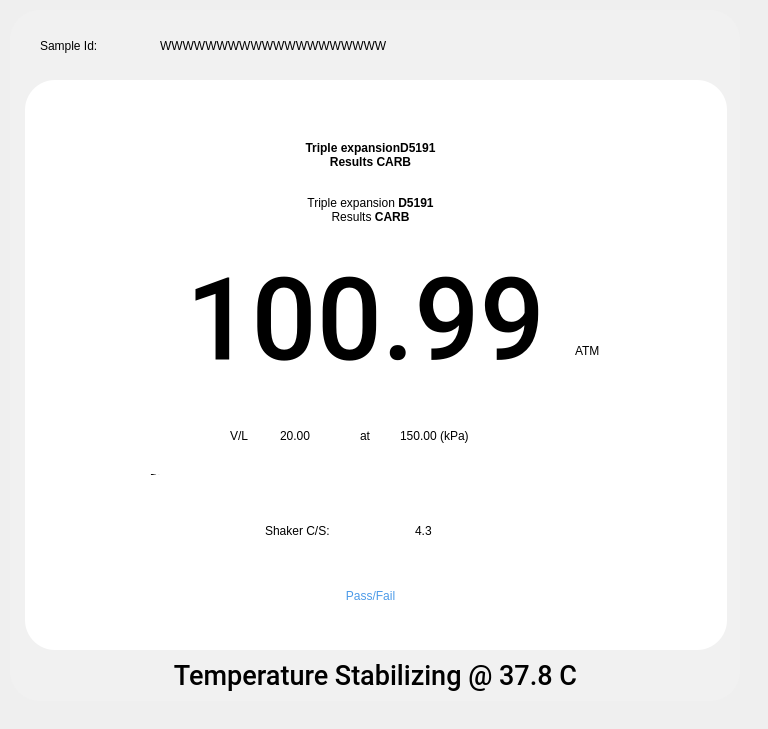
The window that pApp-22-June-2021/smeasuring2.ui (ChandraMVE/PSSC_QT_Development) describes before a commit, drawn with Qt 5.
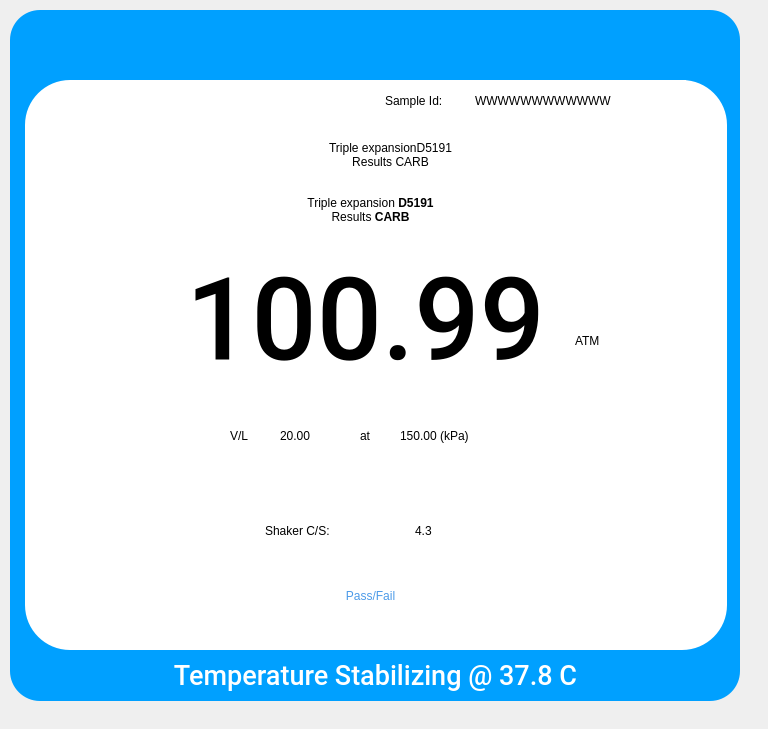
The same window after the commit.

Commit message: QT Version 1.05.148 has below changes 1. UI Changes and realigned the result screen

What changed in the file:
```diff
--- a/pApp-22-June-2021/smeasuring2.ui
+++ b/pApp-22-June-2021/smeasuring2.ui
@@ -23,8 +23,9 @@
     </rect>
    </property>
    <property name="styleSheet">
-    <string notr="true">background-color: rgb(241, 241, 241);
+    <string notr="true">/*background-color: rgb(241, 241, 241);*/
 /*background-color: rgb(110, 210, 255);*/
+background-color: rgb(0, 160, 255);
 border-width: 0px;
 border-color: rgb(21, 100, 192);
 border-style: solid;
@@ -54,7 +55,7 @@
 border-width: 0px;
 border-color: rgb(21, 100, 192);
 border-style: solid;
-border-radius: 30;
+border-radius: 45;
 color: rgb(0, 0, 0);
 font: 75 16pt &quot;Roboto&quot;;
 
@@ -151,6 +152,9 @@
       <property name="text">
        <string>10000.9</string>
       </property>
+      <property name="alignment">
+       <set>Qt::AlignCenter</set>
+      </property>
      </widget>
      <widget class="QLabel" name="label_10">
       <property name="geometry">
@@ -221,9 +225,9 @@
      <property name="geometry">
       <rect>
        <x>550</x>
-       <y>255</y>
-       <width>51</width>
-       <height>31</height>
+       <y>235</y>
+       <width>91</width>
+       <height>51</height>
       </rect>
      </property>
      <property name="styleSheet">
@@ -257,7 +261,7 @@
     <widget class="QLabel" name="lblMethod">
      <property name="geometry">
       <rect>
-       <x>100</x>
+       <x>120</x>
        <y>55</y>
        <width>491</width>
        <height>41</height>
@@ -268,7 +272,7 @@
 font: 75 26pt &quot;Roboto Medium&quot;;</string>
      </property>
      <property name="text">
-      <string>&lt;html&gt;&lt;head/&gt;&lt;body&gt;&lt;p&gt;&lt;span style=&quot; font-weight:600;&quot;&gt;Triple expansion&lt;/span&gt;&lt;span style=&quot; font-weight:600;&quot;&gt;D5191&lt;/span&gt;&lt;br/&gt;&lt;span style=&quot; font-weight:600;&quot;&gt;Results CARB&lt;/span&gt;&lt;/p&gt;&lt;/body&gt;&lt;/html&gt;</string>
+      <string>&lt;html&gt;&lt;head/&gt;&lt;body&gt;&lt;p&gt;&lt;span style=&quot; font-weight:400;&quot;&gt;Triple expansionD5191&lt;/span&gt;&lt;span style=&quot; font-weight:400;&quot;&gt;&lt;br/&gt;&lt;/span&gt;&lt;span style=&quot; font-weight:400;&quot;&gt;Results CARB&lt;/span&gt;&lt;/p&gt;&lt;/body&gt;&lt;/html&gt;</string>
      </property>
      <property name="alignment">
       <set>Qt::AlignCenter</set>
@@ -440,40 +444,45 @@
       </property>
      </widget>
     </widget>
-   </widget>
-   <widget class="QLabel" name="lblSampleId">
-    <property name="geometry">
-     <rect>
-      <x>150</x>
-      <y>15</y>
-      <width>451</width>
-      <height>41</height>
-     </rect>
-    </property>
-    <property name="styleSheet">
-     <string notr="true">color: rgb(0, 0, 0);
-font: 75 16pt &quot;Roboto Medium&quot;;</string>
-    </property>
-    <property name="text">
-     <string>WWWWWWWWWWWWWWWWWWWW</string>
-    </property>
-   </widget>
-   <widget class="QLabel" name="label_2">
-    <property name="geometry">
-     <rect>
-      <x>30</x>
-      <y>15</y>
-      <width>111</width>
-      <height>41</height>
-     </rect>
-    </property>
-    <property name="styleSheet">
-     <string notr="true">color: rgb(0, 0, 0);
-font: 75 16pt &quot;Roboto Medium&quot;;</string>
-    </property>
-    <property name="text">
-     <string>Sample Id:</string>
-    </property>
+    <widget class="QLabel" name="label_2">
+     <property name="geometry">
+      <rect>
+       <x>360</x>
+       <y>0</y>
+       <width>91</width>
+       <height>41</height>
+      </rect>
+     </property>
+     <property name="styleSheet">
+      <string notr="true">/*color: rgb(0, 0, 0);*/
+font: 75 12pt &quot;Roboto Medium&quot;;
+color: rgb(0,0,0);</string>
+     </property>
+     <property name="text">
+      <string>Sample Id:</string>
+     </property>
+    </widget>
+    <widget class="QLabel" name="lblSampleId">
+     <property name="geometry">
+      <rect>
+       <x>450</x>
+       <y>0</y>
+       <width>211</width>
+       <height>41</height>
+      </rect>
+     </property>
+     <property name="styleSheet">
+      <string notr="true">/*color: rgb(0, 0, 0);*/
+font: 75 12pt &quot;Roboto Medium&quot;;
+color: rgb(0,0,0);</string>
+     </property>
+     <property name="text">
+      <string>WWWWWWWWWWWW</string>
+     </property>
+     <property name="alignment">
+      <set>Qt::AlignLeading|Qt::AlignLeft|Qt::AlignVCenter</set>
+     </property>
+    </widget>
    </widget>
    <widget class="QLabel" name="lblStatus">
     <property name="geometry">
@@ -495,7 +504,8 @@
     </property>
     <property name="styleSheet">
      <string notr="true">border-width: 0px;
-font: 75 20pt &quot;Roboto Medium&quot;;</string>
+font: 75 20pt &quot;Roboto Medium&quot;;
+color: rgb(255,255,255);</string>
     </property>
     <property name="text">
      <string>Temperature Stabilizing @ 37.8 C</string>
```
Left out of the diff: 17 changed lines with no effect on the pictures. The commit also changes 16 other files.
